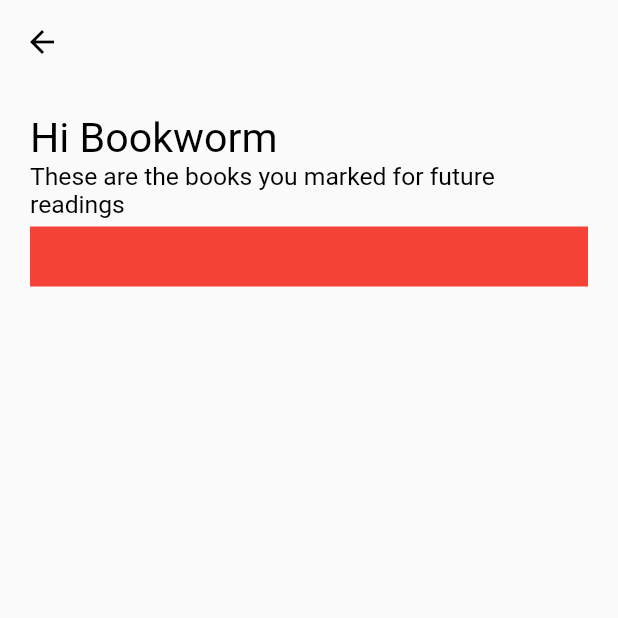
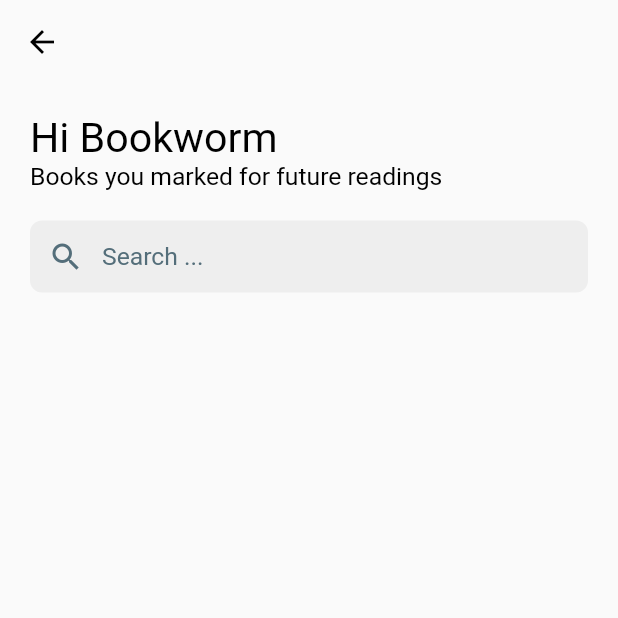
Before and after one commit to SilasNiewierra/booc_v2, a Flutter app: the BucketScreen screen opened directly, on a phone screen of 412 x 824 dp, the top half of it. Run offline on Flutter 3.47's test engine with Material 2 defaults, Android fonts, the light colour scheme and no system bars; our stand-ins replace cloud_firestore, firebase_auth, firebase_core; accounts and stored records are empty.

Commit message:
added search field design

```diff
--- a/lib/views/bucket.dart
+++ b/lib/views/bucket.dart
@@ -2,6 +2,7 @@ import 'package:booc/models/book_model.dart';
 import 'package:booc/services/authenticate.dart';
 import 'package:booc/services/database.dart';
 import 'package:booc/views/book_item.dart';
+import 'package:booc/views/search_field.dart';
 import 'package:firebase_auth/firebase_auth.dart';
 import 'package:flutter/material.dart';
 import 'package:provider/provider.dart';
@@ -46,21 +47,15 @@ class _BucketScreenState extends State<BucketScreen> {
           children: [
             Text("Hi " + userName,
                 style: Theme.of(context).textTheme.headline3),
-            Text("These are the books you marked for future readings",
+            Text("Books you marked for future readings",
                 style: Theme.of(context).textTheme.headline5),
-            Container(
-              color: Colors.red,
-              margin: EdgeInsets.symmetric(vertical: 5.0),
-              height: 40.0,
-            ),
+            SearchBar(),
             StreamBuilder(
                 stream: _db.streamBucketBooks(user),
                 builder: (context, AsyncSnapshot<List<Book>> snapshot) {
                   return Expanded(
                     child: snapshot.data.length > 0
-                        ? AnimatedSwitcher(
-                            duration: Duration(seconds: 1),
-                            child: GridView.count(
+                        ? GridView.count(
                             crossAxisCount: 2,
                             childAspectRatio: (240 / 390),
                             crossAxisSpacing: 10,
@@ -68,7 +63,6 @@ class _BucketScreenState extends State<BucketScreen> {
                             children: List.generate(
                               snapshot.data.length,
                               (index) => BookItem(book: snapshot.data[index]),
-                              ),
                             ),
                           )
                         : Container(), // Empty
--- /dev/null
+++ b/lib/views/search_field.dart
@@ -0,0 +1,91 @@
+import 'package:booc/services/colors.dart';
+import 'package:flutter/material.dart';
+
+typedef void StringCallback(String val);
+
+class SearchBar extends StatefulWidget {
+  final StringCallback callback;
+
+  SearchBar({this.callback});
+
+  @override
+  _SearchBarState createState() => _SearchBarState();
+}
+
+class _SearchBarState extends State<SearchBar> {
+  String searchQuery;
+  ValueNotifier<bool> searching = new ValueNotifier(false);
+  FocusNode _focus = new FocusNode();
+
+  @override
+  void initState() {
+    super.initState();
+    _focus.addListener(_onFocusChange);
+  }
+
+  void _onFocusChange() {
+    searching.value = _focus.hasFocus;
+    debugPrint("Focus: " + _focus.hasFocus.toString());
+  }
+
+  @override
+  Widget build(BuildContext context) {
+    Size size = MediaQuery.of(context).size;
+
+    return ValueListenableBuilder(
+      valueListenable: searching,
+      builder: (BuildContext context, bool isSearching, Widget wdg) {
+        return Row(
+          mainAxisAlignment: MainAxisAlignment.center,
+          children: [
+            Container(
+              width: isSearching ? size.width - 90 : size.width - 40,
+              margin: EdgeInsets.symmetric(vertical: 20.0),
+              child: TextField(
+                focusNode: _focus,
+                style: Theme.of(context).textTheme.headline5,
+                decoration: InputDecoration(
+                  contentPadding:
+                      EdgeInsets.symmetric(vertical: 0, horizontal: 20.0),
+                  border: OutlineInputBorder(
+                    borderRadius: BorderRadius.circular(8),
+                    borderSide: BorderSide(
+                      width: 0,
+                      style: BorderStyle.none,
+                    ),
+                  ),
+                  filled: true,
+                  hintText: "Search ...",
+                  hintStyle: Theme.of(context)
+                      .textTheme
+                      .headline5
+                      .copyWith(color: ColorService().getSecondaryColor()),
+                  fillColor: Colors.grey[200],
+                  prefixIcon: Icon(
+                    Icons.search,
+                    color: ColorService().getSecondaryColor(),
+                  ),
+                ),
+                onChanged: (val) {
+                  widget.callback(val);
+                },
+              ),
+            ),
+            if (isSearching) ...[
+              Container(
+                width: 50,
+                child: IconButton(
+                  icon: Icon(Icons.close),
+                  onPressed: () {
+                    searching.value = false;
+                    _focus.unfocus();
+                  },
+                ),
+              ),
+            ]
+          ],
+        );
+      },
+    );
+  }
+}
```
Also changed, not shown: lib/views/home.dart (+26 -42 lines). Lines whose indentation alone changed are shown as unchanged.
